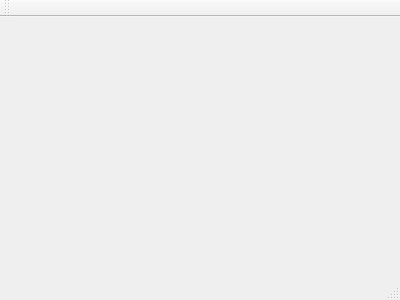
Old version of the form WIFI_tracker_MTK/mainwindow.ui in the repository GGORZ10227216/WIFI_tracker_MTK.
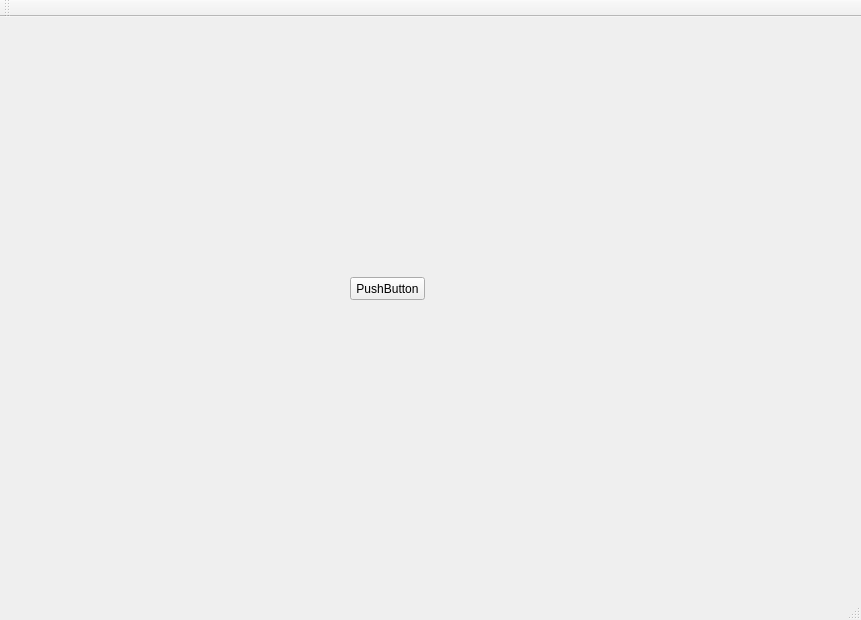
New version of the form.

The edit to the form file:
```diff
--- a/WIFI_tracker_MTK/mainwindow.ui
+++ b/WIFI_tracker_MTK/mainwindow.ui
@@ -1,24 +1,53 @@
 <ui version="4.0">
  <class>MainWindow</class>
- <widget class="QMainWindow" name="MainWindow" >
-  <property name="geometry" >
+ <widget class="QMainWindow" name="MainWindow">
+  <property name="geometry">
    <rect>
     <x>0</x>
     <y>0</y>
-    <width>400</width>
-    <height>300</height>
+    <width>861</width>
+    <height>620</height>
    </rect>
   </property>
   <property name="windowTitle" >
    <string>MainWindow</string>
   </property>
-  <widget class="QMenuBar" name="menuBar" />
-  <widget class="QToolBar" name="mainToolBar" />
-  <widget class="QWidget" name="centralWidget" />
-  <widget class="QStatusBar" name="statusBar" />
+  <widget class="QWidget" name="centralWidget">
+   <widget class="QPushButton" name="pushButton">
+    <property name="geometry">
+     <rect>
+      <x>350</x>
+      <y>260</y>
+      <width>75</width>
+      <height>23</height>
+     </rect>
+    </property>
+    <property name="text">
+     <string>PushButton</string>
+    </property>
+   </widget>
+  </widget>
+  <widget class="QMenuBar" name="menuBar">
+   <property name="geometry">
+    <rect>
+     <x>0</x>
+     <y>0</y>
+     <width>861</width>
+     <height>22</height>
+    </rect>
+   </property>
+  </widget>
+  <widget class="QToolBar" name="mainToolBar">
+   <attribute name="toolBarArea">
+    <enum>TopToolBarArea</enum>
+   </attribute>
+   <attribute name="toolBarBreak">
+    <bool>false</bool>
+   </attribute>
+  </widget>
+  <widget class="QStatusBar" name="statusBar"/>
  </widget>
- <layoutDefault spacing="6" margin="11" />
- <pixmapfunction></pixmapfunction>
+ <layoutdefault spacing="6" margin="11"/>
  <resources/>
  <connections/>
 </ui>
```
Left out of the diff: 3 changed lines with no effect on the pictures.
